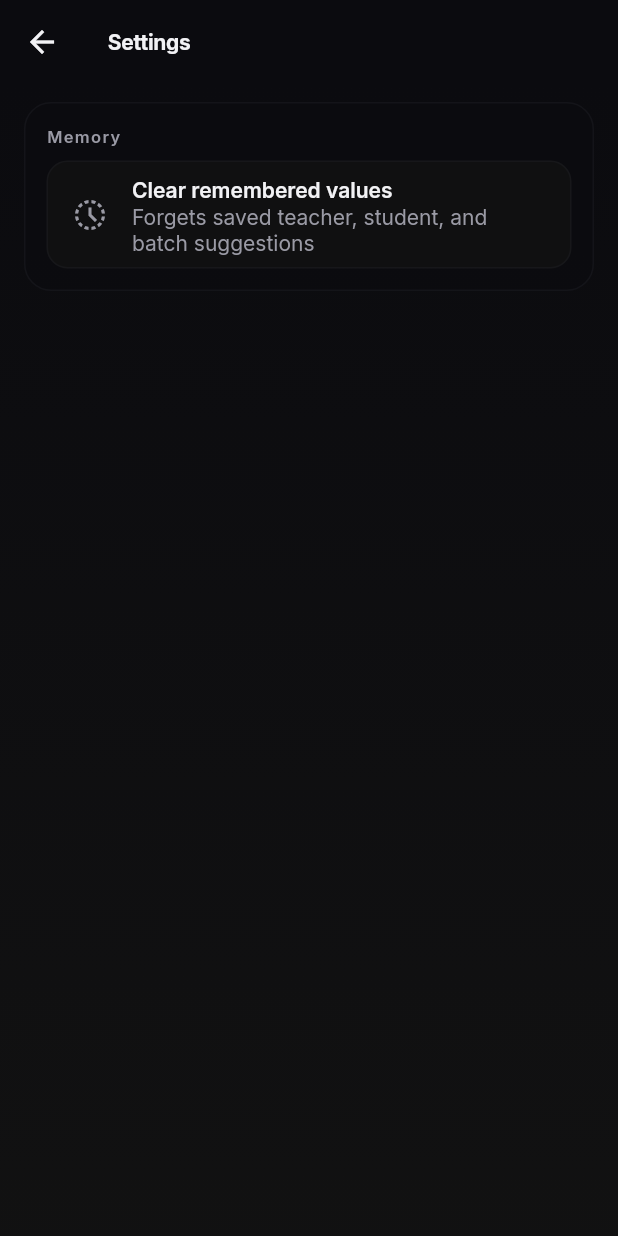
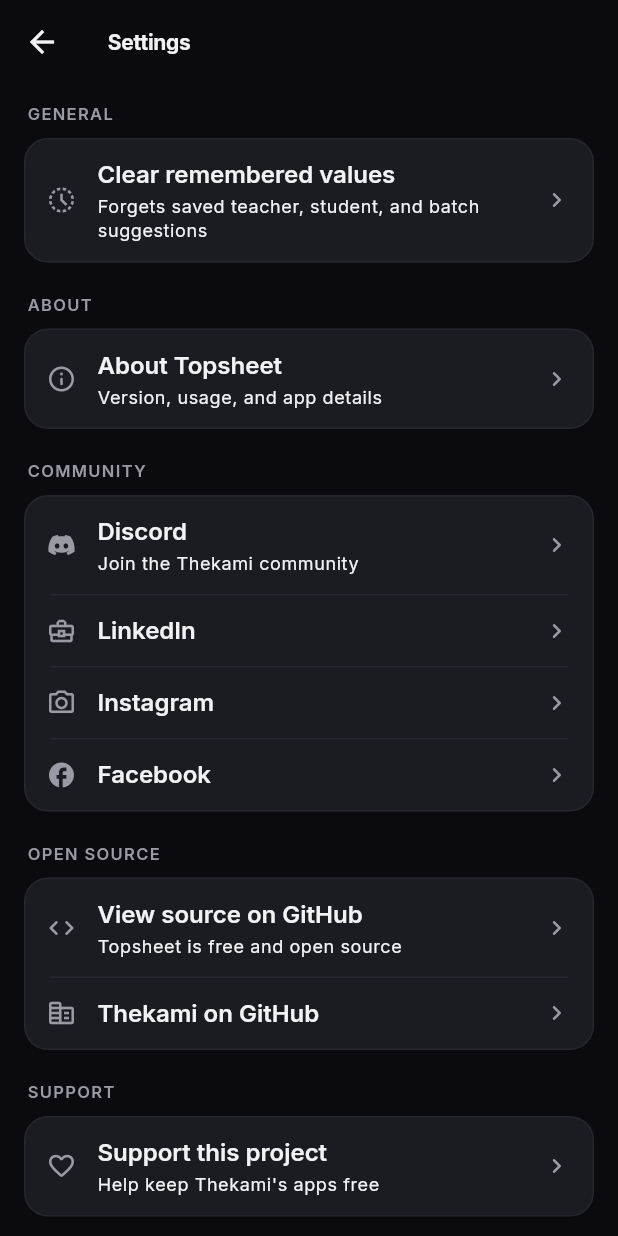
Before and after one commit to thekami-dev/topsheet, a Flutter app: the SettingsScreen screen opened directly, on a phone screen of 412 x 824 dp. Run offline on Flutter 3.47's test engine with Material 3 defaults, Android fonts, the light colour scheme and no system bars; our stand-ins replace google_fonts, package_info_plus, pdf, printing, shared_preferences, sqflite; accounts and stored records are empty.

Commit message:
Add Open action, embed Thekami logo, rebuild Settings screen (About/Community/OpenSource/Support)

```diff
--- a/lib/screens/settings_screen.dart
+++ b/lib/screens/settings_screen.dart
@@ -1,15 +1,23 @@
-import 'dart:io';
-
 import 'package:flutter/material.dart';
-import 'package:intl/intl.dart';
-import 'package:printing/printing.dart';
+import 'package:package_info_plus/package_info_plus.dart';
+import 'package:url_launcher/url_launcher.dart';
 
 import '../data/recall_store.dart';
 import '../widgets/pressable.dart';
 
-/* Hallmark · genre: modern-minimal · macrostructure: Long Document
+/* Hallmark · genre: dark-premium · macrostructure: Long Document
  * design-system: design.md · designed-as-app
  */
+
+const _kGithubRepo = 'https://github.com/thekami-dev/topsheet'\;
+const _kGithubOrg = 'https://github.com/thekami-dev'\;
+const _kDiscord = 'https://www.thekami.tech/discord/'\;
+const _kLinkedIn = 'https://www.linkedin.com/company/thekamiofficial'\;
+const _kInstagram = 'https://www.instagram.com/thekami_official'\;
+const _kFacebook = 'https://www.facebook.com/thekamidev/'\;
+const _kSupport = 'https://www.supportkori.com/thekami'\;
+const _kThekamiSite = 'https://www.thekami.tech'\;
+const _kThekamiLogo = 'assets/images/thekami_logo.png';
 
 class SettingsScreen extends StatefulWidget {
   const SettingsScreen({super.key});
@@ -19,51 +27,110 @@
 }
 
 class _SettingsScreenState extends State<SettingsScreen> {
-  final _df = DateFormat('dd MMM yyyy, HH:mm');
-  List<Map<String, dynamic>> _recents = [];
+  PackageInfo? _packageInfo;
 
   @override
   void initState() {
     super.initState();
-    _loadRecents();
+    PackageInfo.fromPlatform().then((info) {
+      if (mounted) setState(() => _packageInfo = info);
+    });
   }
 
-  Future<void> _loadRecents() async {
-    final recents = await RecallStore.instance.recentPdfs();
-    if (mounted) setState(() => _recents = recents);
+  Future<void> _launch(String url) async {
+    final uri = Uri.parse(url);
+    if (await canLaunchUrl(uri)) {
+      await launchUrl(uri, mode: LaunchMode.externalApplication);
+    } else if (mounted) {
+      ScaffoldMessenger.of(
+        context,
+      ).showSnackBar(SnackBar(content: Text('Could not open $url')));
+    }
   }
 
-  Future<void> _open(Map<String, dynamic> entry) async {
-    final file = File(entry['path'] as String);
-    if (!await file.exists()) {
-      await RecallStore.instance.removeRecentPdf(entry['path'] as String);
-      if (!mounted) return;
-      _loadRecents();
-      ScaffoldMessenger.of(context).showSnackBar(
-        const SnackBar(content: Text('That PDF is no longer available')),
+  void _showAbout() {
+    showModalBottomSheet(
+      context: context,
+      backgroundColor: Theme.of(context).colorScheme.surface,
+      shape: const RoundedRectangleBorder(
+        borderRadius: BorderRadius.vertical(top: Radius.circular(20)),
+      ),
+      builder: (context) {
+        final scheme = Theme.of(context).colorScheme;
+        final version = _packageInfo != null
+            ? 'v${_packageInfo!.version} (${_packageInfo!.buildNumber})'
+            : '…';
+        return SafeArea(
+          child: Padding(
+            padding: const EdgeInsets.fromLTRB(24, 28, 24, 24),
+            child: Column(
+              mainAxisSize: MainAxisSize.min,
+              crossAxisAlignment: CrossAxisAlignment.start,
+              children: [
+                Row(
+                  children: [
+                    Container(
+                      width: 48,
+                      height: 48,
+                      alignment: Alignment.center,
+                      decoration: BoxDecoration(
+                        color: scheme.surfaceContainerHighest,
+                        borderRadius: BorderRadius.circular(12),
+                        border: Border.all(color: scheme.outlineVariant),
+                      ),
+                      child: Icon(
+                        Icons.description_outlined,
+                        color: scheme.primary,
+                      ),
+                    ),
+                    const SizedBox(width: 14),
+                    Expanded(
+                      child: Column(
+                        crossAxisAlignment: CrossAxisAlignment.start,
+                        children: [
+                          Text(
+                            'Topsheet',
+                            style: Theme.of(context).textTheme.titleLarge,
+                          ),
+                          Text(
+                            version,
+                            style: Theme.of(context).textTheme.bodySmall,
+                          ),
+                        ],
+                      ),
+                    ),
+                  ],
+                ),
+                const SizedBox(height: 18),
+                Text(
+                  'Generate clean, share-ready practical sheets for course '
+                  'submissions — pick a department and subject, fill in '
+                  'student and teacher details, and export a ready-to-print '
+                  'PDF in seconds.',
+                  style: Theme.of(context).textTheme.bodyMedium,
+                ),
+                const SizedBox(height: 20),
+                Divider(color: scheme.outlineVariant, height: 1),
+                const SizedBox(height: 16),
+                Row(
+                  children: [
+                    Text(
+                      'Made by',
+                      style: Theme.of(context).textTheme.bodySmall,
+                    ),
+                    const SizedBox(width: 8),
+                    Pressable(
+                      onTap: () => _launch(_kThekamiSite),
+                      child: Image.asset(_kThekamiLogo, height: 18),
+                    ),
+                  ],
+                ),
+              ],
+            ),
+          ),
         );
-      return;
-    }
-    final bytes = await file.readAsBytes();
-    await Printing.layoutPdf(onLayout: (_) => bytes);
-  }
-
-  Future<void> _save(Map<String, dynamic> entry) async {
-    final file = File(entry['path'] as String);
-    if (!await file.exists()) return;
-    final bytes = await file.readAsBytes();
-    await Printing.layoutPdf(
-      onLayout: (_) async => bytes,
-      name: '${entry['name']}.pdf',
-      dynamicLayout: false,
+      },
     );
-  }
-
-  Future<void> _share(Map<String, dynamic> entry) async {
-    final file = File(entry['path'] as String);
-    if (!await file.exists()) return;
-    final bytes = await file.readAsBytes();
-    await Printing.sharePdf(bytes: bytes, filename: '${entry['name']}.pdf');
   }
 
   @override
@@ -71,47 +138,17 @@
     final scheme = Theme.of(context).colorScheme;
     return Scaffold(
       appBar: AppBar(title: const Text('Settings')),
-      body: Stack(
+      body: ListView(
+        padding: const EdgeInsets.fromLTRB(16, 12, 16, 32),
         children: [
-          DecoratedBox(
-            decoration: BoxDecoration(
-              gradient: LinearGradient(
-                begin: Alignment.topCenter,
-                end: Alignment.bottomCenter,
-                colors: [
-                  scheme.surface,
-                  scheme.surfaceContainerLow.withValues(alpha: 0.9),
-                ],
-              ),
-            ),
-            child: const SizedBox.expand(),
-          ),
-          ListView(
-            padding: const EdgeInsets.fromLTRB(16, 12, 16, 24),
+          _SettingsGroup(
+            title: 'General',
             children: [
-              Container(
-                padding: const EdgeInsets.all(14),
-                decoration: BoxDecoration(
-                  color: scheme.surface.withValues(alpha: 0.72),
-                  borderRadius: BorderRadius.circular(18),
-                  border: Border.all(
-                    color: scheme.outlineVariant.withValues(alpha: 0.32),
-                  ),
-                ),
-                child: Column(
-                  crossAxisAlignment: CrossAxisAlignment.start,
-                  children: [
-                    Text(
-                      'Memory',
-                      style: Theme.of(context).textTheme.labelSmall?.copyWith(
-                        letterSpacing: 0.9,
-                        color: scheme.onSurfaceVariant,
-                        fontWeight: FontWeight.w600,
-                      ),
-                    ),
-                    const SizedBox(height: 8),
-                    Pressable(
-                      pressedScale: 0.99,
+              _SettingsTile(
+                icon: Icons.history_toggle_off_outlined,
+                title: 'Clear remembered values',
+                subtitle:
+                    'Forgets saved teacher, student, and batch suggestions',
                 onTap: () async {
                   await RecallStore.instance.clearAll();
                   if (context.mounted) {
@@ -122,113 +159,95 @@
                     );
                   }
                 },
-                      child: Container(
-                        decoration: BoxDecoration(
-                          color: scheme.surfaceContainerHigh.withValues(
-                            alpha: 0.7,
-                          ),
-                          borderRadius: BorderRadius.circular(14),
-                          border: Border.all(
-                            color: scheme.outlineVariant.withValues(alpha: 0.3),
-                          ),
-                        ),
-                        child: const ListTile(
-                          leading: Icon(Icons.history_toggle_off_outlined),
-                          title: Text('Clear remembered values'),
-                          subtitle: Text(
-                            'Forgets saved teacher, student, and batch suggestions',
-                          ),
-                        ),
-                      ),
               ),
             ],
           ),
-              ),
-              if (_recents.isNotEmpty) ...[
-                const SizedBox(height: 14),
-                Container(
-                  padding: const EdgeInsets.all(14),
-                  decoration: BoxDecoration(
-                    color: scheme.surface.withValues(alpha: 0.72),
-                    borderRadius: BorderRadius.circular(18),
-                    border: Border.all(
-                      color: scheme.outlineVariant.withValues(alpha: 0.32),
-                    ),
-                  ),
-                  child: Column(
-                    crossAxisAlignment: CrossAxisAlignment.start,
+          const SizedBox(height: 20),
+          _SettingsGroup(
+            title: 'About',
             children: [
-                      Text(
-                        'RECENT PDFS',
-                        style: Theme.of(context).textTheme.labelSmall?.copyWith(
-                          color: scheme.onSurfaceVariant,
-                          fontWeight: FontWeight.w600,
-                          letterSpacing: 0.85,
-                        ),
-                      ),
-                      const SizedBox(height: 10),
-                      for (var i = 0; i < _recents.length; i++) ...[
-                        if (i > 0) const SizedBox(height: 8),
-                        Pressable(
-                          pressedScale: 0.99,
-                          onTap: () => _open(_recents[i]),
-                          child: Container(
-                            decoration: BoxDecoration(
-                              color: scheme.surfaceContainerHigh.withValues(
-                                alpha: 0.62,
-                              ),
-                              borderRadius: BorderRadius.circular(14),
-                              border: Border.all(
-                                color: scheme.outlineVariant.withValues(
-                                  alpha: 0.26,
-                                ),
-                              ),
-                            ),
-                            child: ListTile(
-                              leading: const Icon(
-                                Icons.picture_as_pdf_outlined,
-                              ),
-                              title: Text(
-                                (_recents[i]['name'] as String).isEmpty
-                                    ? 'Topsheet'
-                                    : _recents[i]['name'] as String,
-                                maxLines: 1,
-                                overflow: TextOverflow.ellipsis,
-                              ),
-                              subtitle: Text(
-                                _df.format(
-                                  DateTime.parse(
-                                    _recents[i]['generatedAt'] as String,
-                                  ),
-                                ),
-                              ),
-                              trailing: Row(
-                                mainAxisAlignment: MainAxisAlignment.end,
-                                children: [
-                                  _IconAction(
-                                    icon: Icons.visibility_outlined,
-                                    onTap: () => _open(_recents[i]),
-                                  ),
-                                  _IconAction(
-                                    icon: Icons.download_rounded,
-                                    onTap: () => _save(_recents[i]),
-                                  ),
-                                  _IconAction(
-                                    icon: Icons.share_outlined,
-                                    onTap: () => _share(_recents[i]),
-                                    primary: true,
+              _SettingsTile(
+                icon: Icons.info_outline_rounded,
+                title: 'About Topsheet',
+                subtitle: 'Version, usage, and app details',
+                onTap: _showAbout,
               ),
             ],
           ),
+          const SizedBox(height: 20),
+          _SettingsGroup(
+            title: 'Community',
+            children: [
+              _SettingsTile(
+                icon: Icons.discord,
+                title: 'Discord',
+                subtitle: 'Join the Thekami community',
+                onTap: () => _launch(_kDiscord),
+              ),
+              _SettingsTile(
+                icon: Icons.business_center_outlined,
+                title: 'LinkedIn',
+                onTap: () => _launch(_kLinkedIn),
+              ),
+              _SettingsTile(
+                icon: Icons.camera_alt_outlined,
+                title: 'Instagram',
+                onTap: () => _launch(_kInstagram),
+              ),
+              _SettingsTile(
+                icon: Icons.facebook_outlined,
+                title: 'Facebook',
+                onTap: () => _launch(_kFacebook),
+              ),
+            ],
+          ),
+          const SizedBox(height: 20),
+          _SettingsGroup(
+            title: 'Open Source',
+            children: [
+              _SettingsTile(
+                icon: Icons.code_rounded,
+                title: 'View source on GitHub',
+                subtitle: 'Topsheet is free and open source',
+                onTap: () => _launch(_kGithubRepo),
+              ),
+              _SettingsTile(
+                icon: Icons.corporate_fare_rounded,
+                title: 'Thekami on GitHub',
+                onTap: () => _launch(_kGithubOrg),
+              ),
+            ],
+          ),
+          const SizedBox(height: 20),
+          _SettingsGroup(
+            title: 'Support',
+            children: [
+              _SettingsTile(
+                icon: Icons.favorite_outline_rounded,
+                title: 'Support this project',
+                subtitle: 'Help keep Thekami\'s apps free',
+                onTap: () => _launch(_kSupport),
+              ),
+            ],
+          ),
+          const SizedBox(height: 32),
+          Center(
+            child: Pressable(
+              onTap: () => _launch(_kThekamiSite),
+              child: Column(
+                children: [
+                  Text(
+                    'MADE BY',
+                    style: Theme.of(context).textTheme.labelSmall?.copyWith(
+                      color: scheme.onSurfaceVariant,
+                      letterSpacing: 1.2,
                     ),
                   ),
-                        ),
-                      ],
+                  const SizedBox(height: 8),
+                  Image.asset(_kThekamiLogo, height: 22),
                 ],
               ),
             ),
-              ],
-            ],
           ),
         ],
       ),
@@ -236,42 +255,106 @@
   }
 }
 
-class _IconAction extends StatelessWidget {
+class _SettingsGroup extends StatelessWidget {
+  final String title;
+  final List<Widget> children;
+
+  const _SettingsGroup({required this.title, required this.children});
+
+  @override
+  Widget build(BuildContext context) {
+    final scheme = Theme.of(context).colorScheme;
+    return Column(
+      crossAxisAlignment: CrossAxisAlignment.start,
+      children: [
+        Padding(
+          padding: const EdgeInsets.only(bottom: 8, left: 2),
+          child: Text(
+            title.toUpperCase(),
+            style: Theme.of(context).textTheme.labelSmall?.copyWith(
+              color: scheme.onSurfaceVariant,
+              fontWeight: FontWeight.w600,
+              letterSpacing: 0.9,
+            ),
+          ),
+        ),
+        Container(
+          decoration: BoxDecoration(
+            color: scheme.surfaceContainerHighest,
+            borderRadius: BorderRadius.circular(16),
+            border: Border.all(color: scheme.outlineVariant),
+          ),
+          clipBehavior: Clip.antiAlias,
+          child: Column(
+            children: [
+              for (var i = 0; i < children.length; i++) ...[
+                children[i],
+                if (i < children.length - 1)
+                  Divider(
+                    height: 1,
+                    indent: 16,
+                    endIndent: 16,
+                    color: scheme.outlineVariant,
+                  ),
+              ],
+            ],
+          ),
+        ),
+      ],
+    );
+  }
+}
+
+class _SettingsTile extends StatelessWidget {
   final IconData icon;
+  final String title;
+  final String? subtitle;
   final VoidCallback onTap;
-  final bool primary;
 
-  const _IconAction({
+  const _SettingsTile({
     required this.icon,
+    required this.title,
+    this.subtitle,
     required this.onTap,
-    this.primary = false,
   });
 
   @override
   Widget build(BuildContext context) {
     final scheme = Theme.of(context).colorScheme;
-    return Pressable(
-      pressedScale: 0.92,
+    return InkWell(
       onTap: onTap,
-      child: Container(
-        width: 34,
-        height: 34,
-        alignment: Alignment.center,
-        decoration: BoxDecoration(
-          color: primary
-              ? scheme.primaryContainer.withValues(alpha: 0.75)
-              : scheme.surface.withValues(alpha: 0.7),
-          borderRadius: BorderRadius.circular(10),
-          border: Border.all(
-            color: primary
-                ? scheme.primary.withValues(alpha: 0.3)
-                : scheme.outlineVariant.withValues(alpha: 0.4),
+      child: Padding(
+        padding: const EdgeInsets.symmetric(horizontal: 14, vertical: 12),
+        child: Row(
+          children: [
+            Icon(icon, size: 20, color: scheme.onSurfaceVariant),
+            const SizedBox(width: 14),
+            Expanded(
+              child: Column(
+                crossAxisAlignment: CrossAxisAlignment.start,
+                children: [
+                  Text(
+                    title,
+                    style: Theme.of(context).textTheme.bodyLarge?.copyWith(
+                      fontWeight: FontWeight.w600,
                     ),
                   ),
-        child: Icon(
-          icon,
-          size: 18,
-          color: scheme.primary,
+                  if (subtitle != null) ...[
+                    const SizedBox(height: 2),
+                    Text(
+                      subtitle!,
+                      style: Theme.of(context).textTheme.bodySmall,
+                    ),
+                  ],
+                ],
+              ),
+            ),
+            Icon(
+              Icons.chevron_right_rounded,
+              size: 20,
+              color: scheme.onSurfaceVariant,
+            ),
+          ],
         ),
       ),
     );
```
Also changed, not shown: lib/screens/library_screen.dart (+69 -0 lines), pubspec.yaml (+4 -4 lines), assets/images/thekami_logo.png (added), 3 other files. Lines whose indentation alone changed are shown as unchanged.
